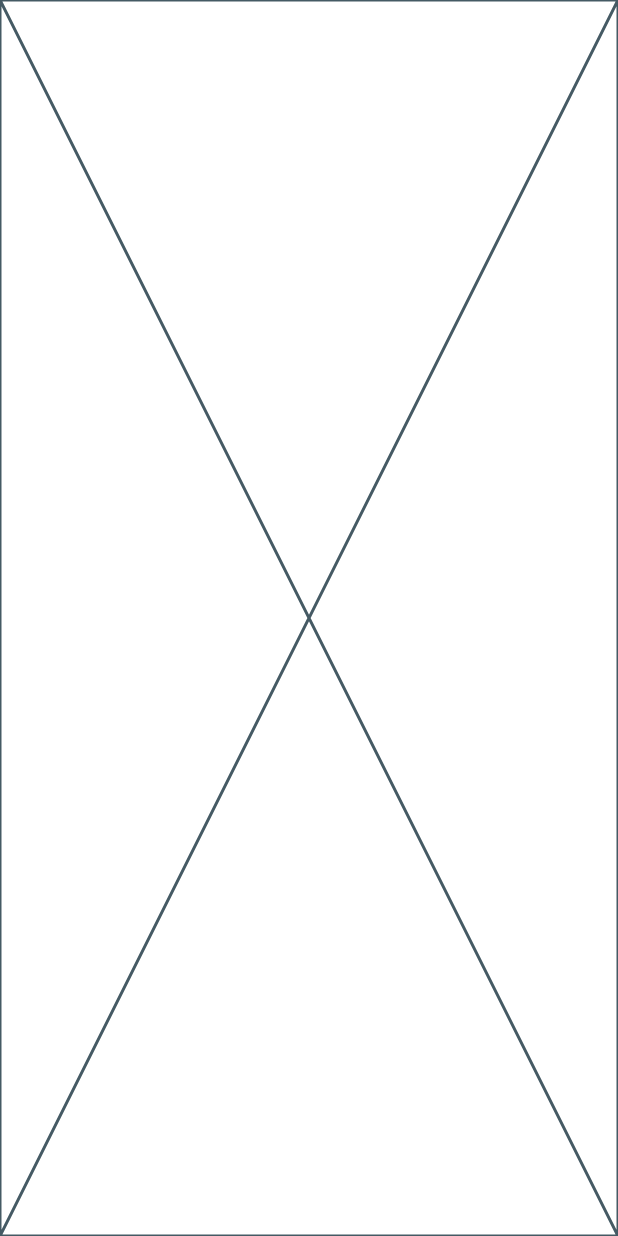
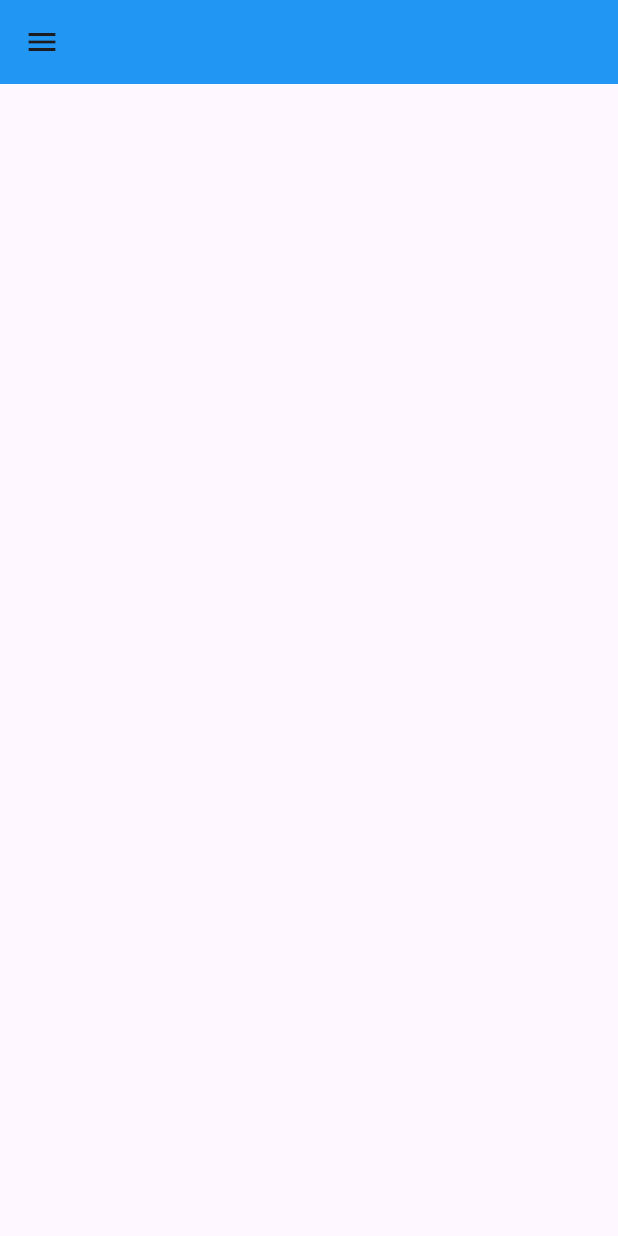
Before and after one commit to M-44ks/db_info, a Flutter app: the screen it shows after launch, on a phone screen of 412 x 824 dp. Run offline on Flutter 3.47's test engine with Material 3 defaults, Android fonts, the light colour scheme and no system bars.

Commit message:
Outline of create_client_form

```diff
--- a/lib/main.dart
+++ b/lib/main.dart
@@ -1,3 +1,4 @@
+import 'package:db_info/screens/home_screen.dart';
 import 'package:flutter/material.dart';
 
 void main() {
@@ -11,7 +12,7 @@ class MyApp extends StatelessWidget {
   @override
   Widget build(BuildContext context) {
     return  const MaterialApp(
-      home: Placeholder(),
+      home: HomeScreen(),
     );
   }
 }
--- /dev/null
+++ b/lib/models/client.dart
@@ -0,0 +1,4 @@
+import 'package:flutter/material.dart';
+import 'package:intl/intl.dart';
+
+final formatter = DateFormat.yMd();
--- a/lib/screens/home_screen.dart
+++ b/lib/screens/home_screen.dart
@@ -0,0 +1,36 @@
+import 'package:db_info/screens/create_client_screen.dart';
+import 'package:flutter/material.dart';
+
+class HomeScreen extends StatelessWidget {
+  const HomeScreen({super.key});
+
+  @override
+  Widget build(BuildContext context) {
+    return Scaffold(
+      appBar: AppBar(
+        backgroundColor: Colors.blue,
+      ),
+      drawer: Drawer(
+        child: ListView(
+          children:  [
+            const DrawerHeader(
+              decoration: BoxDecoration(color: Colors.blue),
+              child: Text('Features'),
+            ),
+            ListTile(title: const Text('Create Client'),
+            onTap:() {
+              Navigator.pop(context);
+              Navigator.of(context).push(
+                MaterialPageRoute(
+                  builder: (context) => const CreateClientScreen(),
+                ),
+              );
+            }, ),
+            const ListTile(title: Text('Clients')),
+
+          ],
+        ),
+      ),
+    );
+  }
+}
--- a/pubspec.yaml
+++ b/pubspec.yaml
@@ -35,6 +35,7 @@ dependencies:
   # The following adds the Cupertino Icons font to your application.
   # Use with the CupertinoIcons class for iOS style icons.
   cupertino_icons: ^1.0.2
+  intl: ^0.19.0
 
 dev_dependencies:
   flutter_test:
```
Also changed, not shown: lib/screens/create_client_screen.dart (+16 -3 lines), lib/screens/get_all_clients_screen.dart (deleted, +0 -15 lines), lib/screens/get_clients_screen.dart (added, +15 -0 lines), lib/widgets/client_create_form_widget.dart (added, +104 -0 lines), pubspec.lock.
